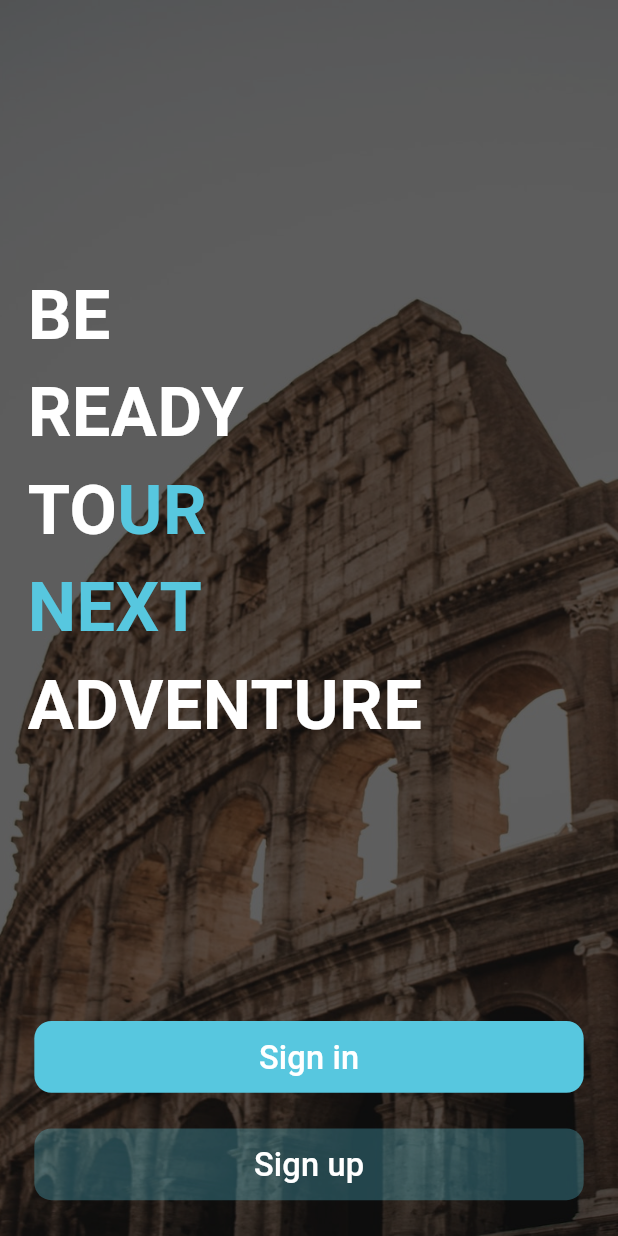
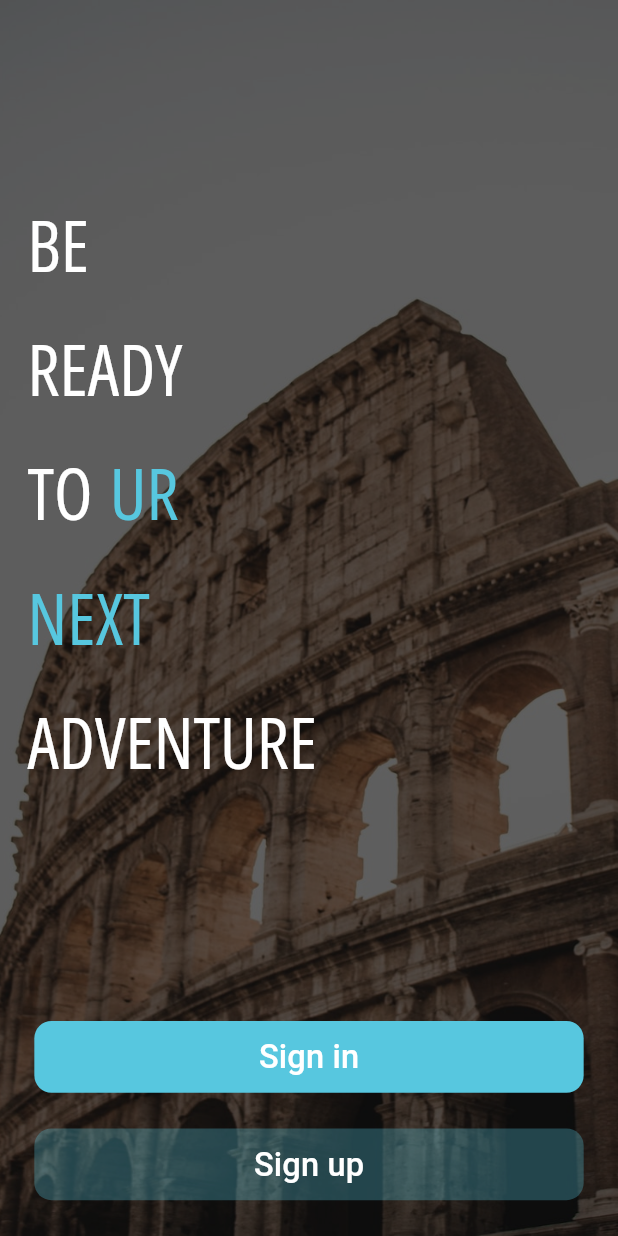
Before and after one commit to HusseinMohamed99/TRIPSO, a Flutter app: the screen it shows after launch, on a phone screen of 412 x 824 dp. Run offline on Flutter 3.47's test engine with Material 3 defaults, Android fonts, the phone set to English and light mode, and no system bars; our stand-ins replace animated_splash_screen, cached_network_image, carousel_slider, cloud_firestore, connectivity_plus, equatable and 17 more; accounts and stored records are empty.

Commit message:
Refactor and organize onboarding screen and text styles
- Removed unused imports from `export_manager.dart`.
- Created new extensions for `AppBar` and `TextStyle` in `app_bar_extensions.dart` and `text_styles_extensions.dart`.
- Updated `widget_extension.dart` to ensure type consistency.
- Cleaned up `text_style.dart` by removing redundant `height` properties.
- Modified `theme.dart` to set `AppBar` and `statusBar` colors to transparent.
- Extracted `_buildWelcomeText`, `_buildStyledText`, and `_buildActionButtons` into separate widgets: `BuildWelcomeText`, `BuildStyledText`, and `BuildActionButtons`.
- Updated `on_boarding_screen.dart` to use the new widgets and improved the structure.
- Added new navigation controller in `navigation.dart` for handling onboarding navigation.

```diff
--- /dev/null
+++ b/lib/core/helpers/extensions/app_bar_extensions.dart
@@ -0,0 +1 @@
+part of './../export_manager/export_manager.dart';
--- a/lib/core/helpers/extensions/widget_extension.dart
+++ b/lib/core/helpers/extensions/widget_extension.dart
@@ -12,9 +12,9 @@ extension WidgetExtension on Widget {
 
   Widget onlyPadding({
     double topPadding = 0,
-    bottomPadding = 0,
-    leftPadding = 0,
-    rightPadding = 0,
+    double bottomPadding = 0,
+    double leftPadding = 0,
+    double rightPadding = 0,
   }) =>
       Padding(
         padding: EdgeInsets.only(
--- a/lib/core/styles/theme.dart
+++ b/lib/core/styles/theme.dart
@@ -31,8 +31,9 @@ TextTheme _buildTextTheme(BuildContext context) {
 
 AppBarTheme _buildAppBarTheme(BuildContext context) {
   return AppBarTheme(
+    color: Colors.transparent,
     systemOverlayStyle: SystemUiOverlayStyle(
-      statusBarColor: ColorsManager.primaryColor,
+      statusBarColor: Colors.transparent,
       systemNavigationBarColor: ColorsManager.blackPrimary,
       systemNavigationBarDividerColor: ColorsManager.whiteColor,
       statusBarIconBrightness: Brightness.light,
--- a/lib/features/on_boarding/on_boarding_screen.dart
+++ b/lib/features/on_boarding/on_boarding_screen.dart
@@ -7,83 +7,36 @@ class OnBoard extends StatelessWidget {
 
   @override
   Widget build(BuildContext context) {
-    return Scaffold(
-      appBar: secondaryAppBar(),
-      backgroundColor: Colors.transparent,
-      body: Container(
-        alignment: Alignment.center,
+    return AnnotatedRegion<SystemUiOverlayStyle>(
+      value: SystemUiOverlayStyle(
+        statusBarColor: Colors.transparent,
+        statusBarIconBrightness: Brightness.light,
+        systemNavigationBarColor: ColorsManager.blackPrimary,
+      ),
+      child: Container(
         decoration: const BoxDecoration(
           image: DecorationImage(
             image: AssetImage(AssetPath.onBoardImage),
             fit: BoxFit.fill,
           ),
         ),
-        child: Padding(
-          padding: EdgeInsets.symmetric(horizontal: 16.w), // Responsive padding
+        child: Scaffold(
+          backgroundColor: Colors.transparent,
+          body: Padding(
+            padding:
+                EdgeInsets.symmetric(horizontal: 16.w), // Responsive padding
             child: Column(
               mainAxisAlignment: MainAxisAlignment.center,
               crossAxisAlignment: CrossAxisAlignment.stretch,
               children: [
-              Expanded(child: _buildWelcomeText()),
-              _buildActionButtons(context),
+                Expanded(child: BuildWelcomeText()),
+                BuildActionButtons(sharedPrefHelper: sharedPrefHelper),
                 Space(height: 20, width: 0), // Adjusted for better spacing
               ],
             ),
           ),
         ),
+      ),
     );
   }
-
-  Widget _buildWelcomeText() => Column(
-        crossAxisAlignment: CrossAxisAlignment.start,
-        mainAxisAlignment: MainAxisAlignment.center,
-        children: [
-          _buildStyledText('BE\nREADY', ColorsManager.whiteColor),
-          Row(
-            children: [
-              _buildStyledText('TO', ColorsManager.whiteColor),
-              _buildStyledText('UR', ColorsManager.primaryColor),
-            ],
-          ),
-          _buildStyledText('NEXT', ColorsManager.primaryColor),
-          _buildStyledText('ADVENTURE', ColorsManager.whiteColor),
-        ],
-      );
-
-  Widget _buildStyledText(String text, Color color) => Text(
-        text,
-        style: GoogleFonts.roboto(
-          textStyle: TextStyle(
-            color: color,
-            fontSize: 40.sp, // Adjusted for better readability
-            fontWeight: FontWeight.w600,
-          ),
-        ),
-      );
-
-  Widget _buildActionButtons(BuildContext context) => Column(
-        children: [
-          defaultMaterialButton(
-            function: () => _navigateTo(context, Routes.signInScreen),
-            text: 'Sign in',
-            color: ColorsManager.primaryColor,
-          ),
-          Space(height: 20, width: 0), // Adjusted for better spacing
-          defaultMaterialButton(
-            function: () => _navigateTo(context, Routes.signUpScreen),
-            text: 'Sign up',
-            color: ColorsManager.primaryColor.withOpacity(0.30),
-          ),
-        ],
-      );
-
-  void _navigateTo(BuildContext context, String route) {
-    try {
-      sharedPrefHelper.setOnBoardingScreenViewed();
-      context.pushReplacementNamed(route);
-    } catch (error) {
-      debugPrint('Error navigating to $route: $error');
-      // Optionally, show a Snackbar or Error Dialog here
 }
-  }
-}
--- /dev/null
+++ b/lib/features/on_boarding/widgets/build_action_buttons.dart
@@ -0,0 +1,27 @@
+part of './../../../core/helpers/export_manager/export_manager.dart';
+
+class BuildActionButtons extends StatelessWidget {
+  const BuildActionButtons({super.key, required this.sharedPrefHelper});
+  final SharedPrefHelper sharedPrefHelper;
+
+  @override
+  Widget build(BuildContext context) {
+    return Column(
+      children: [
+        defaultMaterialButton(
+          function: () =>
+              _navigateTo(context, Routes.signInScreen, sharedPrefHelper),
+          text: 'Sign in',
+          color: ColorsManager.primaryColor,
+        ),
+        Space(height: 20, width: 0), // Adjusted for better spacing
+        defaultMaterialButton(
+          function: () =>
+              _navigateTo(context, Routes.signUpScreen, sharedPrefHelper),
+          text: 'Sign up',
+          color: ColorsManager.primaryColor.withOpacity(0.30),
+        ),
+      ],
+    );
+  }
+}
--- /dev/null
+++ b/lib/features/on_boarding/widgets/build_styled_text.dart
@@ -0,0 +1,16 @@
+part of './../../../core/helpers/export_manager/export_manager.dart';
+
+class BuildStyledText extends StatelessWidget {
+  const BuildStyledText({super.key, required this.text, required this.color});
+  final String text;
+  final Color color;
+  @override
+  Widget build(BuildContext context) {
+    return Text(
+      text,
+      style: context.headlineLarge!.copyWith(
+          color: color,
+          fontSize: getResponsiveFontSize(context, fontSize: 40.sp)),
+    ).onlyPadding(bottomPadding: 20);
+  }
+}
--- /dev/null
+++ b/lib/features/on_boarding/widgets/build_welcome_text.dart
@@ -0,0 +1,26 @@
+part of './../../../core/helpers/export_manager/export_manager.dart';
+
+class BuildWelcomeText extends StatelessWidget {
+  const BuildWelcomeText({super.key});
+
+  @override
+  Widget build(BuildContext context) {
+    return Column(
+      crossAxisAlignment: CrossAxisAlignment.start,
+      mainAxisAlignment: MainAxisAlignment.center,
+      children: [
+        BuildStyledText(text: 'BE', color: ColorsManager.whiteColor),
+        BuildStyledText(text: 'READY', color: ColorsManager.whiteColor),
+        Row(
+          children: [
+            BuildStyledText(text: 'TO', color: ColorsManager.whiteColor)
+                .onlyPadding(rightPadding: 10),
+            BuildStyledText(text: 'UR', color: ColorsManager.primaryColor),
+          ],
+        ),
+        BuildStyledText(text: 'NEXT', color: ColorsManager.primaryColor),
+        BuildStyledText(text: 'ADVENTURE', color: ColorsManager.whiteColor),
+      ],
+    );
+  }
+}
```
Also changed, not shown: lib/core/helpers/export_manager/export_manager.dart (+7 -2 lines), lib/core/helpers/extensions/text_styles_extensions.dart (added, +14 -0 lines), lib/core/styles/text_style.dart (+0 -10 lines), lib/features/on_boarding/controllers/navigation.dart (added, +12 -0 lines). Lines whose indentation alone changed are shown as unchanged.
